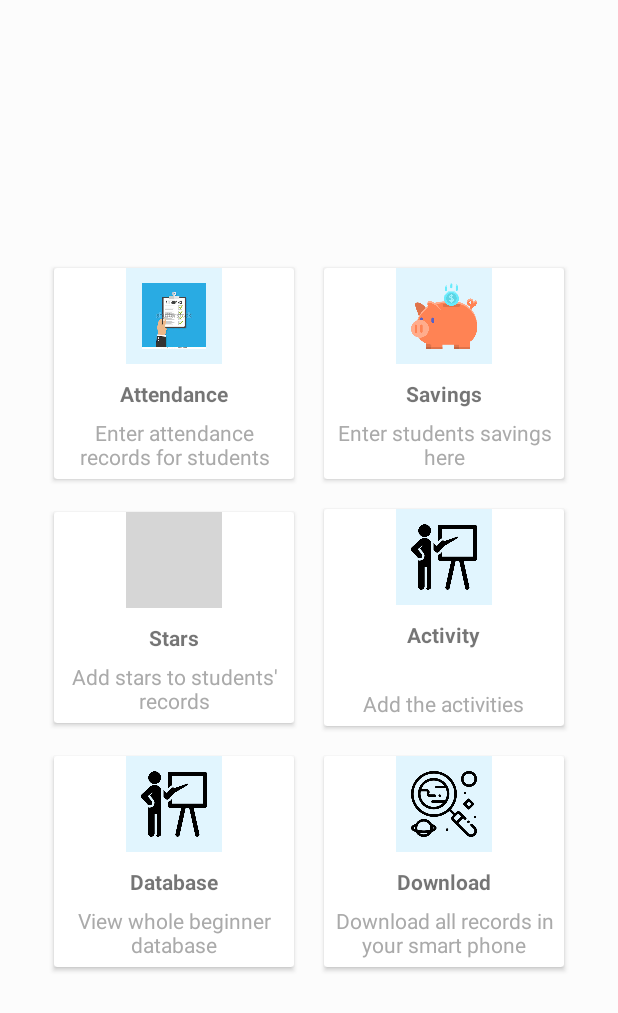
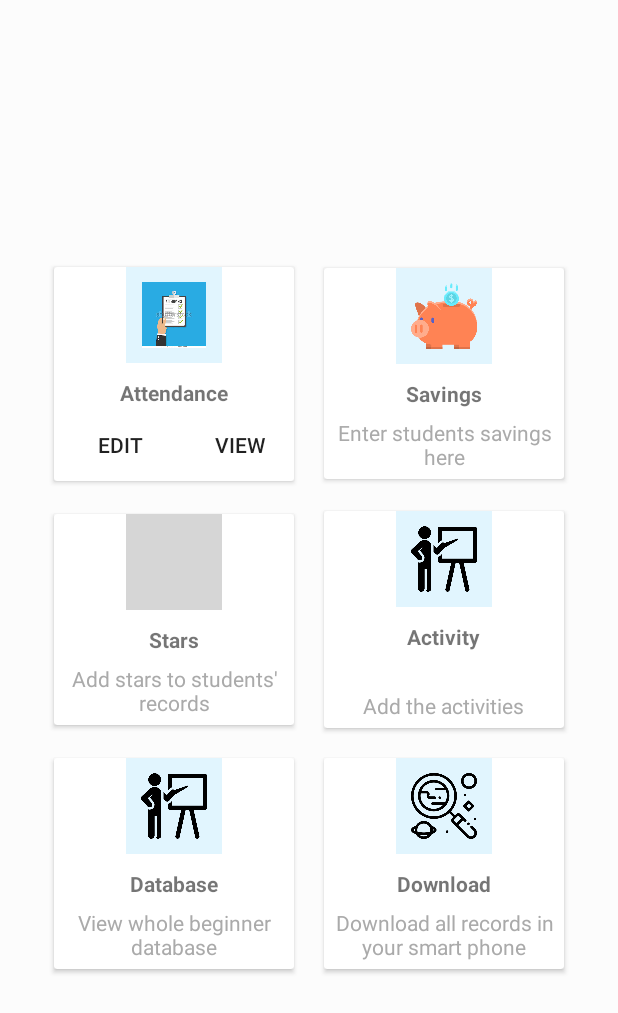
Before and after one commit to mumbai19/team-17, an Android app: the BeginnerActivity screen opened directly, with no data from a screen before it, on a phone screen of 412 x 824 dp. Shown: the top 1013 px of the screen. Run offline under Robolectric (Android 15) with nearby library versions, the phone set to English and light mode, and no system bars; grey boxes are pictures that could not be loaded.

Commit message:
commit for dishank

```diff
--- a/app/src/main/AndroidManifest.xml
+++ b/app/src/main/AndroidManifest.xml
@@ -28,10 +28,11 @@
         <activity android:name=".ActivityPage" />
         <activity android:name=".BeginnerActivity" />
         <activity android:name=".ActivityView" />
-        <activity android:name=".Addstudent"></activity>
+        <activity android:name=".Addstudent" />
         <activity android:name=".AttendanceActivity" />
         <activity android:name=".ViewDatabaseActivity" />
-        <activity android:name=".ViewActivitiesActivity"></activity>
+        <activity android:name=".ViewActivitiesActivity" />
+        <activity android:name=".ViewAttendanceActivity"></activity>
     </application>
 
 </manifest>
--- a/app/src/main/java/com/example/poojan/projectjpmc/BeginnerActivity.java
+++ b/app/src/main/java/com/example/poojan/projectjpmc/BeginnerActivity.java
@@ -5,10 +5,12 @@ import android.support.v7.app.AppCompatActivity;
 import android.os.Bundle;
 import android.support.v7.widget.CardView;
 import android.view.View;
+import android.widget.Button;
 
 public class BeginnerActivity extends AppCompatActivity {
 
     private CardView attendance, savings, stars, activity, viewDatabase, downloadRecords;
+    Button attedit, attview;
 
     @Override
     protected void onCreate(Bundle savedInstanceState) {
@@ -21,15 +23,23 @@ public class BeginnerActivity extends AppCompatActivity {
         activity = findViewById(R.id.activity);
         viewDatabase = findViewById(R.id.viewDatabase);
         downloadRecords = findViewById(R.id.downloadRecords);
+        attedit = findViewById(R.id.att_edit);
+        attview = findViewById(R.id.att_view);
 
-        attendance.setOnClickListener(new View.OnClickListener() {
+        attedit.setOnClickListener(new View.OnClickListener() {
             @Override
             public void onClick(View v) {
                 Intent i = new Intent(BeginnerActivity.this, AttendanceActivity.class);
                 startActivity(i);
             }
         });
-
+        attview.setOnClickListener(new View.OnClickListener() {
+            @Override
+            public void onClick(View v) {
+                Intent i = new Intent(BeginnerActivity.this, ViewAttendanceActivity.class);
+                startActivity(i);
+            }
+        });
         viewDatabase.setOnClickListener(new View.OnClickListener() {
             @Override
             public void onClick(View v) {
--- a/app/src/main/res/layout/activity_beginner.xml
+++ b/app/src/main/res/layout/activity_beginner.xml
@@ -46,14 +46,23 @@
                     android:layout_height="1dp"
                     android:background="#fff"
                     />
-                <TextView
+                <LinearLayout
                     android:layout_width="wrap_content"
                     android:layout_height="wrap_content"
-                    android:gravity="center"
-                    android:text="Enter attendance records for students"
-                    android:padding="5dp"
-                    android:textColor="@android:color/darker_gray"/>
-
+                    android:orientation="horizontal">
+                    <Button
+                        android:id="@+id/att_edit"
+                        android:layout_width="wrap_content"
+                        android:layout_height="wrap_content"
+                        android:background="@color/white"
+                        android:text="EDIT"/>
+                    <Button
+                        android:id="@+id/att_view"
+                        android:layout_width="wrap_content"
+                        android:layout_height="wrap_content"
+                        android:background="@color/white"
+                        android:text="VIEW"/>
+                </LinearLayout>
             </LinearLayout>
         </android.support.v7.widget.CardView>
         <android.support.v7.widget.CardView
```
Also changed, not shown: app/src/main/java/com/example/poojan/projectjpmc/AttendanceAdapter.java (+7 -0 lines), app/src/main/java/com/example/poojan/projectjpmc/ViewAttendanceActivity.java (added, +65 -0 lines), app/src/main/res/layout/activity_view_attendance.xml (added, +31 -0 lines).
